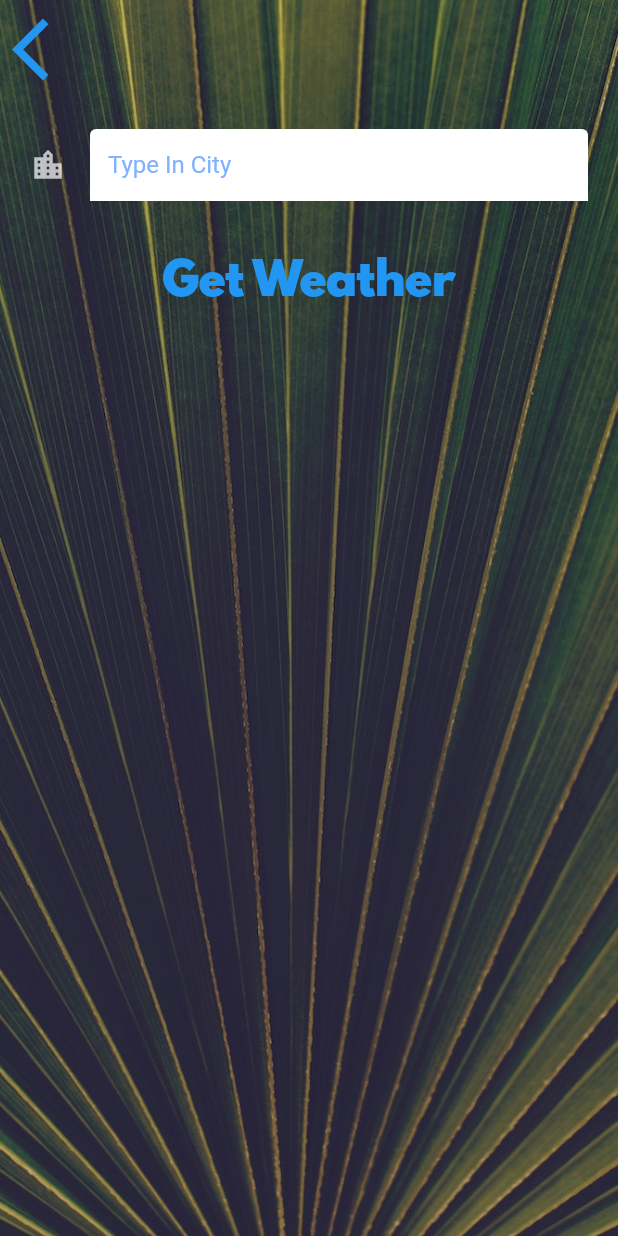
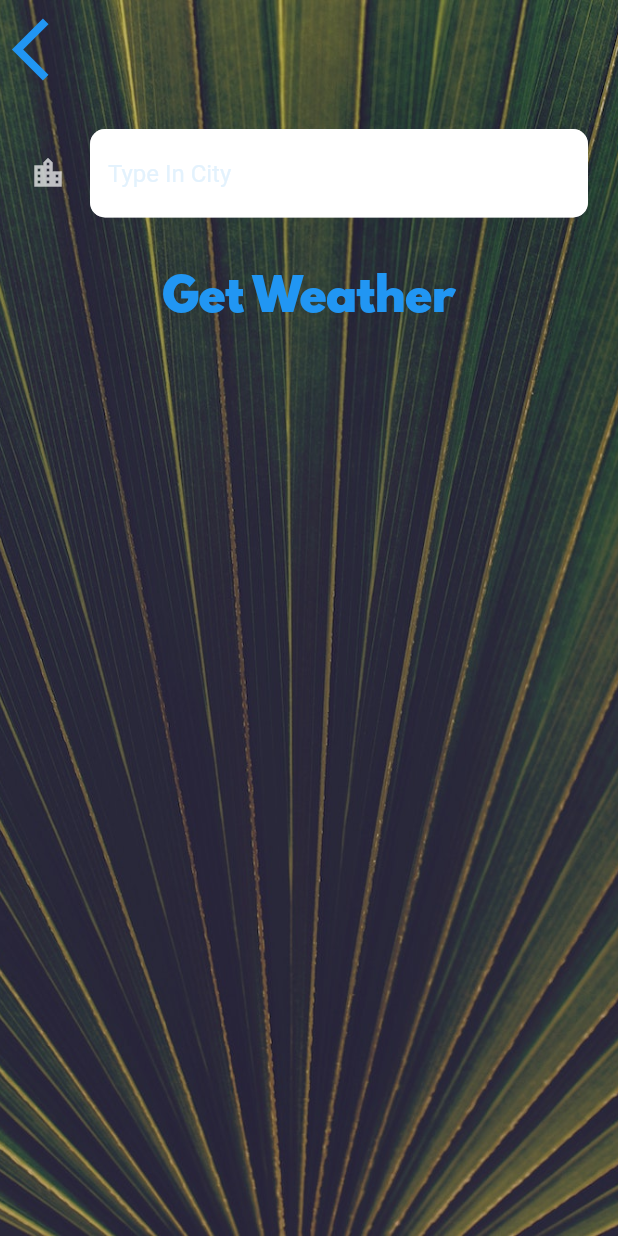
Before and after one commit to Carlysberg/Flutter-Weather-App, a Flutter app: the CityScreen screen opened directly, on a phone screen of 412 x 824 dp. Run offline on Flutter 3.47's test engine with Material 2 defaults, Android fonts, the phone set to English and light mode, and no system bars; our stand-ins replace flutter_spinkit, geolocator; network calls fail.

Commit message:
did some modification and handled the input

```diff
--- a/lib/screens/city_screen.dart
+++ b/lib/screens/city_screen.dart
@@ -34,13 +34,10 @@ class _CityScreenState extends State<CityScreen> {
               Container(
                 padding: EdgeInsets.all(20.0),
                 child: TextField(
-                  decoration: InputDecoration(
-                    icon: Icon(Icons.location_city_outlined),
-                    filled: true,
-                    fillColor: Colors.white,
-                    hintText: 'Type In City',
-                    hintStyle: TextStyle(color: Colors.blueAccent[100])
-                  ),
+                  decoration: kTextFieldInputDecoration,
+                  onChanged: (value){
+                    print(value);
+                  },
                   style: TextStyle(color: Colors.blueAccent),
                 ),
               ),
--- a/lib/utilities/constants.dart
+++ b/lib/utilities/constants.dart
@@ -18,3 +18,14 @@ const kButtonTextStyle = TextStyle(
 const kConditionTextStyle = TextStyle(
   fontSize: 50.0,
 );
+
+const kTextFieldInputDecoration = InputDecoration(
+    icon: Icon(Icons.location_city_outlined),
+    filled: true,
+    fillColor: Colors.white,
+    hintText: 'Type In City',
+    hintStyle: TextStyle(color: Color(0xFFE3F2FD)),
+    border: OutlineInputBorder(
+        borderRadius: BorderRadius.all(Radius.circular(10))
+    )
+);
```
